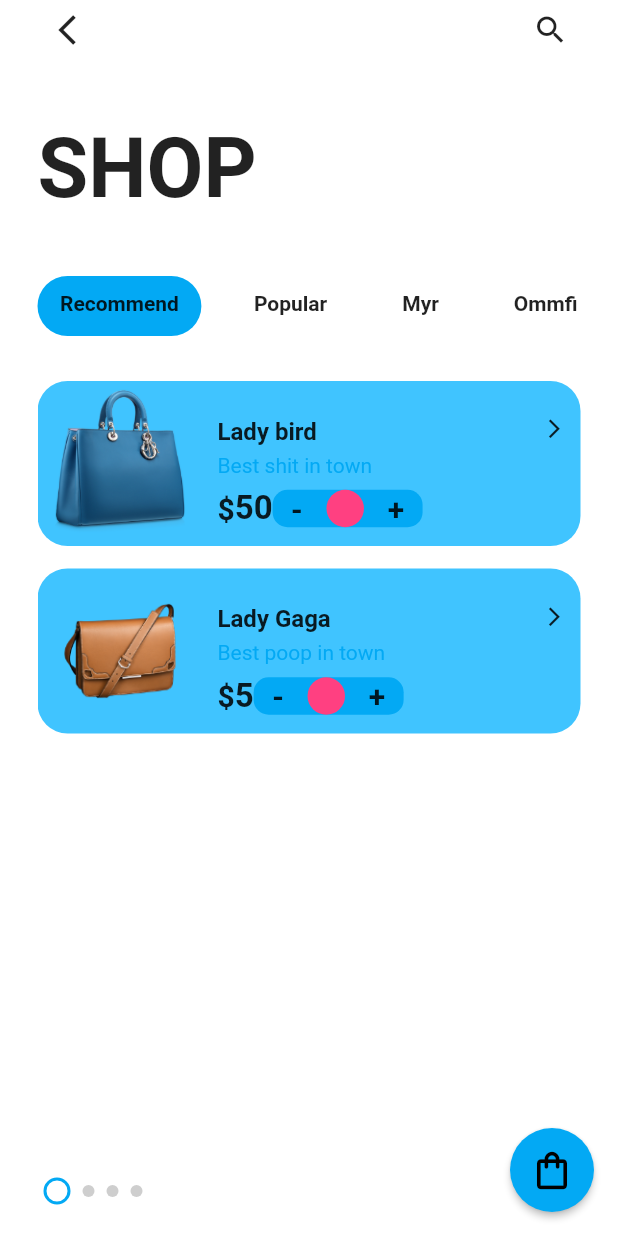
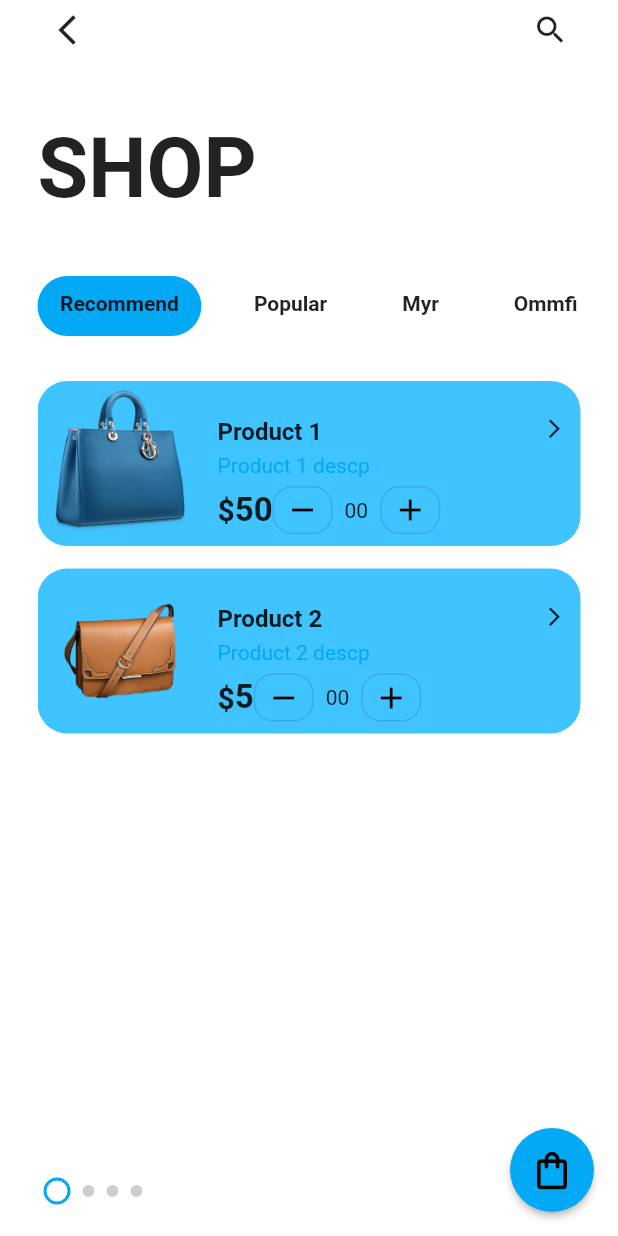
Before and after one commit to notBlue-org/cuddlyApp, a Flutter app: the screen it shows after launch, on a phone screen of 412 x 824 dp. Run offline on Flutter 3.47's test engine with Material 2 defaults, Android fonts, the phone set to English and light mode, and no system bars; drawn by our look-alikes of smooth_page_indicator.

Commit message:
[cart_counter]Access quanitity of prod and perform any operation.Convert to stateful widget

```diff
--- a/lib/models/Prod.dart
+++ b/lib/models/Prod.dart
@@ -1,34 +1,35 @@
-class Prod{
+// ignore_for_file: non_constant_identifier_names, file_names
+
+class Prod {
   String imgUrl;
   String desc;
   String name;
   num price;
   num quantity;
 
-  Prod(this.imgUrl,this.desc,this.name,this.price,this.quantity);
+  Prod(this.imgUrl, this.desc, this.name, this.price, this.quantity);
 
-
-  static List<Prod> Brand1(){
-    return[
+  static List<Prod> Brand1() {
+    return [
       Prod(
         'assets/images/bag_1.png',
-        'Best shit in town',
-        'Lady bird',
+        'Product 1 descp',
+        'Product 1',
         50,
-        1,
+        0,
       ),
       Prod(
         'assets/images/bag_2.png',
-        'Best poop in town',
-        'Lady Gaga',
+        'Product 2 descp',
+        'Product 2',
         5,
-        1,
+        0,
       )
     ];
   }
 
-  static List<Prod> Brand2(){
-    return[
+  static List<Prod> Brand2() {
+    return [
       Prod(
         'assets/images/bag_3.png',
         'Best shit in town',
@@ -45,5 +46,4 @@ class Prod{
       )
     ];
   }
-
 }
--- /dev/null
+++ b/lib/models/cart_counter.dart
@@ -0,0 +1,77 @@
+// ignore_for_file: prefer_const_constructors, prefer_const_literals_to_create_immutables, non_constant_identifier_names
+
+import 'package:flutter/material.dart';
+import 'package:diaryapp/models/Prod.dart';
+
+class CartCounter extends StatefulWidget {
+  num item;
+  // ignore: use_key_in_widget_constructors
+  CartCounter(this.item);
+
+  @override
+  _CartCounterState createState() => _CartCounterState();
+}
+
+class _CartCounterState extends State<CartCounter> {
+  late num item_default = widget.item;
+
+  @override
+  Widget build(BuildContext context) {
+    return Row(
+      children: [
+        SizedBox(
+          width: 40,
+          height: 32,
+          child: OutlinedButton(
+            style: OutlinedButton.styleFrom(
+              shape: RoundedRectangleBorder(
+                borderRadius: BorderRadius.circular(13),
+              ),
+              padding: EdgeInsets.zero,
+            ),
+            onPressed: () => {
+              if (item_default > 0)
+                {
+                  setState(() {
+                    item_default--;
+                    print(widget.item);
+                  }),
+                }
+            },
+            child: const Icon(
+              Icons.remove,
+              color: Colors.black,
+            ),
+          ),
+        ),
+        Padding(
+          padding: const EdgeInsets.all(8.0),
+          child: Text(
+            item_default.toString().padLeft(2, '0'),
+          ),
+        ),
+        SizedBox(
+          width: 40,
+          height: 32,
+          child: OutlinedButton(
+            style: OutlinedButton.styleFrom(
+              shape: RoundedRectangleBorder(
+                borderRadius: BorderRadius.circular(13),
+              ),
+              padding: EdgeInsets.zero,
+            ),
+            onPressed: () => {
+              setState(() {
+                item_default++;
+              })
+            },
+            child: const Icon(
+              Icons.add,
+              color: Colors.black,
+            ),
+          ),
+        ),
+      ],
+    );
+  }
+}
--- a/lib/widgets/diary_item.dart
+++ b/lib/widgets/diary_item.dart
@@ -1,5 +1,8 @@
+// ignore_for_file: prefer_const_constructors
+
 import 'package:diaryapp/constants/colors.dart';
 import 'package:diaryapp/models/Prod.dart';
+import 'package:diaryapp/models/cart_counter.dart';
 import 'package:flutter/cupertino.dart';
 import 'package:flutter/material.dart';
 
@@ -10,111 +13,65 @@ class diaryItem extends StatelessWidget {
   @override
   Widget build(BuildContext context) {
     return Container(
-        height:110,
+        height: 110,
         decoration: BoxDecoration(
-          color:Colors.lightBlueAccent,
+          color: Colors.lightBlueAccent,
           borderRadius: BorderRadius.circular(20),
-
-
         ),
-
         child: Row(
           children: [
             Container(
                 padding: EdgeInsets.all(5),
                 width: 110,
                 height: 110,
-                child:Image.asset(prod.imgUrl, fit:BoxFit.fitHeight)
-            ),
+                child: Image.asset(prod.imgUrl, fit: BoxFit.fitHeight)),
             Expanded(
-                child:Container(
-                  padding: EdgeInsets.only(top:20,left:10,right:10),
+                child: Container(
+              padding: EdgeInsets.only(top: 20, left: 10, right: 10),
               child: Column(
                   crossAxisAlignment: CrossAxisAlignment.start,
-                      children:[
+                  children: [
                     Row(
                       mainAxisAlignment: MainAxisAlignment.spaceBetween,
-                          children:[
-                            Text(prod.name,
+                      children: [
+                        Text(
+                          prod.name,
                           style: TextStyle(
                             fontSize: 16,
                             fontWeight: FontWeight.bold,
-                                height:1.5,
-                              ),),
-                            Icon(Icons.arrow_forward_ios_outlined,
-                                size:15
+                            height: 1.5,
                           ),
+                        ),
+                        Icon(Icons.arrow_forward_ios_outlined, size: 15),
                       ],
                     ),
-
                     Text(prod.desc,
-                            style:TextStyle(
-                                color:kPrimaryColor,
-                                height: 1.5
-                            )),
-                        SizedBox(height: 5,),
+                        style: TextStyle(color: kPrimaryColor, height: 1.5)),
+                    SizedBox(
+                      height: 5,
+                    ),
                     Row(
                       children: [
-                            Text('\$',
+                        Text(
+                          '\$',
                           style: TextStyle(
                             fontWeight: FontWeight.bold,
                             fontSize: 20,
                           ),
                         ),
-                            Text('${prod.price}',
+                        Text(
+                          '${prod.price}',
                           style: TextStyle(
                             fontWeight: FontWeight.bold,
                             fontSize: 22,
                           ),
                         ),
-                              SizedBox(height:30),
-                              Align(
-                               alignment: Alignment(0.1,0),
-                               child: Container(
-                                 height: 25,
-                                 width: 100,
-                                 decoration: BoxDecoration(
-                                   color: kPrimaryColor,
-                                   borderRadius: BorderRadius.circular(10),
-                                 ),
-                                 child:Row(
-                                   mainAxisAlignment: MainAxisAlignment.spaceEvenly,
-                                   children: [
-                                     Text('-',
-                                     style: TextStyle(
-                                       fontSize: 20,
-                                       fontWeight: FontWeight.bold,
-                                     ),),
-                                     Container(
-                                       padding: EdgeInsets.all(12),
-                                       decoration: BoxDecoration(
-                                         shape: BoxShape.circle,
-                                         color: Colors.pinkAccent,
-                                       ),
-                                       child: Text(prod.quantity.toString(),
-                                       style: TextStyle(
-                                         color: Colors.white,
-                                         fontWeight: FontWeight.bold,
-
-                                       ),),
-                                     ),
-                                     Text('+',
-                                       style: TextStyle(
-                                         fontSize: 20,
-                                         fontWeight: FontWeight.bold,
-                                       ),)
-                                   ],
-                                 ) ,
-                               ),
-                              )
+                        CartCounter(prod.quantity)
                       ],
                     )
-                      ]
-                  ),
-                )
-            )
+                  ]),
+            ))
           ],
-        )
-    );
+        ));
   }
 }
--- a/lib/widgets/home_shop.dart
+++ b/lib/widgets/home_shop.dart
@@ -4,35 +4,32 @@ import 'package:diaryapp/widgets/diary_item.dart';
 import 'package:flutter/material.dart';
 
 class HomeShop extends StatelessWidget {
-
-  final diary=Diary.generateDiary();
+  final diary = Diary.generateDiary();
   @override
   Widget build(BuildContext context) {
     return Container(
-        margin: EdgeInsets.only(top:40),
+        margin: EdgeInsets.only(top: 40),
         padding: EdgeInsets.symmetric(horizontal: 25),
-
-
         child: Column(
           children: [
             Row(
               mainAxisAlignment: MainAxisAlignment.spaceBetween,
               children: [
-
                 Column(
                   crossAxisAlignment: CrossAxisAlignment.start,
                   children: [
                     Text(diary.name,
-                        style: TextStyle(fontSize: 55.0, fontWeight: FontWeight.bold)),
-                    SizedBox(height: 10,),
-
+                        style: TextStyle(
+                            fontSize: 55.0, fontWeight: FontWeight.bold)),
+                    SizedBox(
+                      height: 10,
+                    ),
                   ],
                 )
               ],
             )
           ],
-        )
-    );
+        ));
   }
 }
 
@@ -40,63 +37,57 @@ class ProdList extends StatelessWidget {
   final int selected;
   final Function callback;
   final Diary diary;
-  ProdList(this.selected,this.callback,this.diary);
+  ProdList(this.selected, this.callback, this.diary);
   @override
   Widget build(BuildContext context) {
-    final category=diary.menu.keys.toList();
+    final category = diary.menu.keys.toList();
     return Container(
         height: 100,
         padding: EdgeInsets.symmetric(vertical: 30),
-        child:ListView.separated(
+        child: ListView.separated(
             padding: EdgeInsets.symmetric(horizontal: 25),
             scrollDirection: Axis.horizontal,
-            itemBuilder: (context,index)=>GestureDetector(
-              onTap: ()=> callback(index),
-              child: Container(
-                  padding: EdgeInsets.symmetric(vertical: 10,horizontal: 15),
-                  decoration: BoxDecoration(
-                      borderRadius: BorderRadius.circular(20),
-                      color: selected==index ?kPrimaryColor:Colors.white
-                  ),
-                  child:Text(
-                      category[index],
-                      style:TextStyle(
-                        fontWeight: FontWeight.bold,
-                      )
-                  )
-              ),
-            ), separatorBuilder: (_,index)=>SizedBox(width:20), itemCount: category.length)
-    );
+            itemBuilder: (context, index) => GestureDetector(
+                  onTap: () => callback(index),
+                  child: Container(
+                      padding:
+                          EdgeInsets.symmetric(vertical: 10, horizontal: 15),
+                      decoration: BoxDecoration(
+                          borderRadius: BorderRadius.circular(20),
+                          color:
+                              selected == index ? kPrimaryColor : Colors.white),
+                      child: Text(category[index],
+                          style: TextStyle(
+                            fontWeight: FontWeight.bold,
+                          ))),
+                ),
+            separatorBuilder: (_, index) => SizedBox(width: 20),
+            itemCount: category.length));
   }
 }
 
 class ProdListView extends StatelessWidget {
-
   final int selected;
   final Function callback;
   final PageController pageController;
   final Diary diary;
 
-  ProdListView(this.selected,this.callback,this.pageController,this.diary);
+  ProdListView(this.selected, this.callback, this.pageController, this.diary);
   @override
   Widget build(BuildContext context) {
-    final category=diary.menu.keys.toList();
+    final category = diary.menu.keys.toList();
     return Container(
-        padding: EdgeInsets.symmetric(horizontal: 25),
-        child:PageView(
+        padding: const EdgeInsets.symmetric(horizontal: 25),
+        child: PageView(
           controller: pageController,
-          onPageChanged: (index)=>callback(index),
-          children:
-          category
-              .map((e)=>
-              ListView.separated(
-                  itemBuilder: (context,index)=>diaryItem(
-                      diary.menu[category[selected]]![index]
-                  ),
-                  separatorBuilder: (_,index)=>SizedBox(height:15),
-                  itemCount: diary.menu[category[selected]]!.length)).toList()
-          ,
-        )
-    );
+          onPageChanged: (index) => callback(index),
+          children: category
+              .map((e) => ListView.separated(
+                  itemBuilder: (context, index) =>
+                      diaryItem(diary.menu[category[selected]]![index]),
+                  separatorBuilder: (_, index) => SizedBox(height: 15),
+                  itemCount: diary.menu[category[selected]]!.length))
+              .toList(),
+        ));
   }
 }
```
Also changed, not shown: pubspec.lock. Lines whose indentation alone changed are shown as unchanged.
